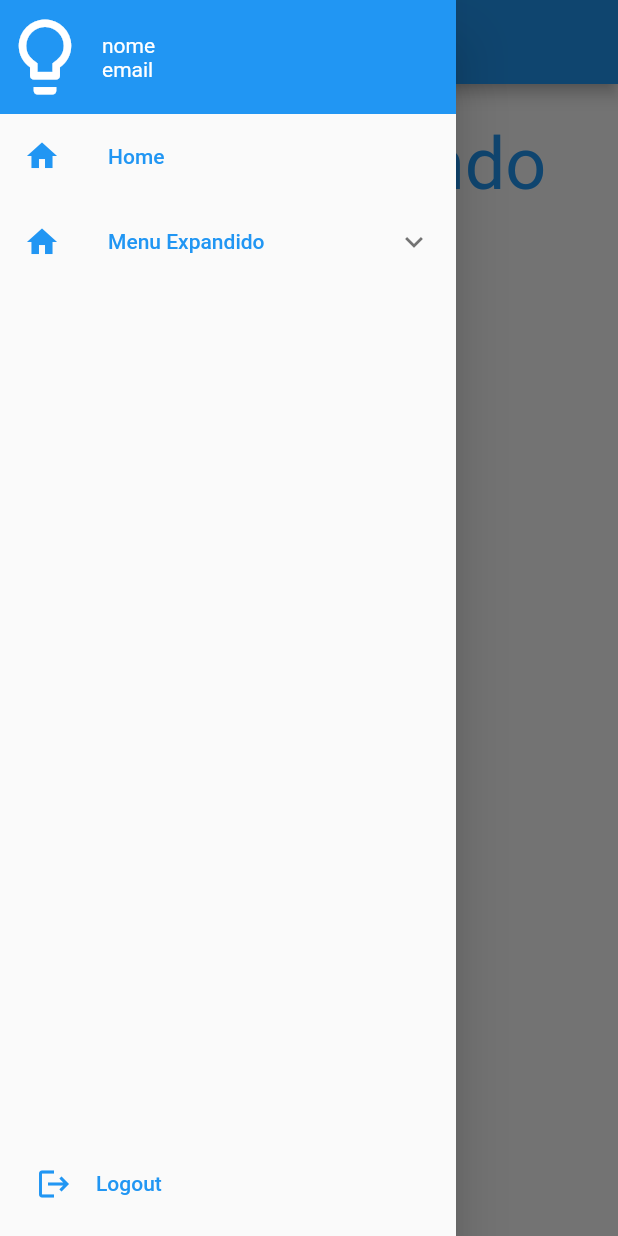
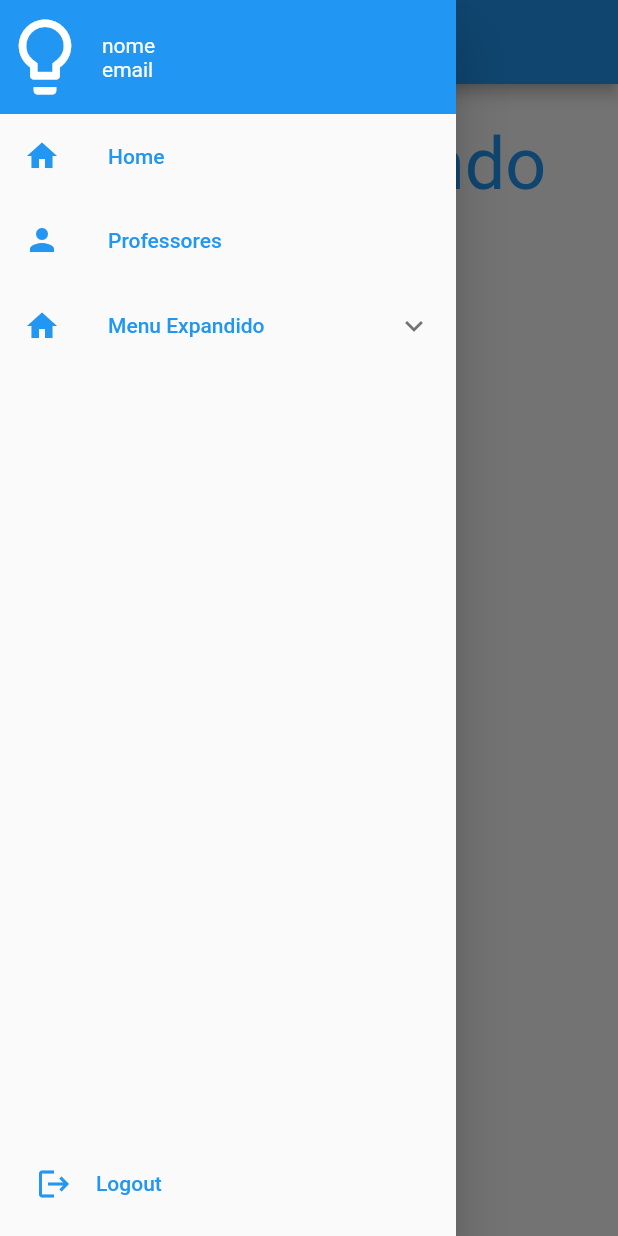
Before and after one commit to RVairoletto/prototipo-navegacao, a Flutter app: the MenuPrincipalView screen opened by its route, with the side drawer open, on a phone screen of 412 x 824 dp. Run offline on Flutter 3.47's test engine with Material 2 defaults, Android fonts, the phone set to English and light mode, and no system bars.

Commit message:
msg de boas vindas, gerenciar professores

```diff
--- a/lib/drawer_menu_items.dart
+++ b/lib/drawer_menu_items.dart
@@ -4,10 +4,17 @@ import 'package:prototipo_navegacao/routes.dart';
 class MenuItensList
 {
   static List<DrawerMenuItem> itens = [
+    //HomePage
     DrawerMenuItem(
       text: const Text('Home', style: TextStyle(color: Colors.blue)),
       icon: const Icon(Icons.home, color: Colors.blue),
       pageRoute: Routes.homePage,
+    ),
+    //Gerenciar professores
+    DrawerMenuItem(
+      text: const Text('Professores', style: TextStyle(color: Colors.blue)),
+      icon: const Icon(Icons.person, color: Colors.blue),
+      pageRoute: Routes.professores,
     ),
     DrawerMenuItem(
       text: const Text('Menu Expandido', style: TextStyle(color: Colors.blue)),
--- a/lib/menu_principal.dart
+++ b/lib/menu_principal.dart
@@ -18,26 +18,23 @@ class _MenuPrincipalViewState extends State<MenuPrincipalView> {
           child: Column(
             children: [
               Row(
+                mainAxisSize: MainAxisSize.min,
                 children: [
                   //Texto de boas vindas
                   const Padding(
-                  padding: EdgeInsets.symmetric(vertical: 25, horizontal: 50),
+                    padding: EdgeInsets.only(top: 25, left: 50),
                     child: Text(
-                    "Olá, bem vindo\nAo sistema",
+                      "Olá, bem vindo\nao sistema",
                       style: TextStyle(
                         color: Colors.blue,
                         fontSize: 48,
                       ),
                     ),
                   ),
-                Container(
-                  color: Colors.green
-                )
                 ],
               ),
             ],
           ),
-      )
-    );
+        ));
   }
 }
--- a/lib/routes.dart
+++ b/lib/routes.dart
@@ -1,4 +1,5 @@
 import 'package:flutter/cupertino.dart';
+import 'package:prototipo_navegacao/gerenciar_professores.dart';
 import 'package:prototipo_navegacao/menu_principal.dart';
 
 import 'login.dart';
@@ -6,11 +7,13 @@ import 'login.dart';
 class Routes {
   static const String login = '/login';
   static const String homePage = '/homePage';
+  static const String professores = '/professores';
 
   static Map<String, WidgetBuilder> getRoutes() {
     return {
       login: (context) => const LoginView(),
       homePage: (context) => const MenuPrincipalView(),
+      professores: (context) => const ProfessoresView(),
     };
   }
 }
```
Also changed, not shown: lib/gerenciar_professores.dart (added, +89 -0 lines). Lines whose indentation alone changed are shown as unchanged.
